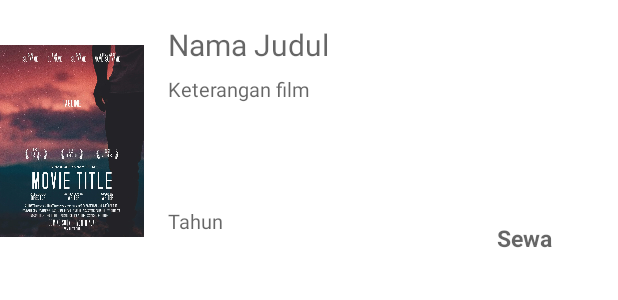
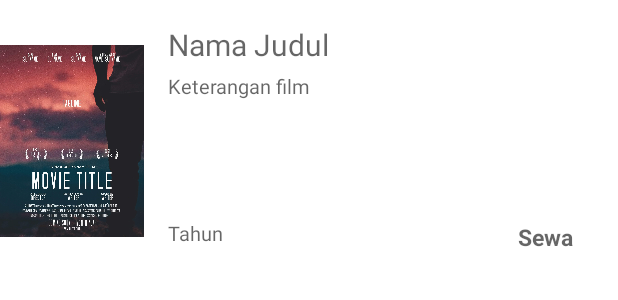
Before and after one commit to faqirkuota/uas-pemograman-bergerak, an Android app: the layout movie_item.xml on its own in the app's theme, with its tools: preview values and no code run, on a phone screen of 412 x 824 dp. Shown: the top 300 px of the screen. Run offline under Robolectric (Android 15) with nearby library versions, the phone set to English and light mode, and no system bars.

Commit message:
update margin
move item

```diff
--- a/MenuListMovie/app/src/main/res/layout/movie_item.xml
+++ b/MenuListMovie/app/src/main/res/layout/movie_item.xml
@@ -7,8 +7,8 @@
 
     <TextView
         android:id="@+id/tvnama"
-        android:layout_width="245dp"
-        android:layout_height="30dp"
+        android:layout_width="297dp"
+        android:layout_height="28dp"
         android:layout_marginStart="16dp"
         android:layout_marginTop="16dp"
         android:text="Nama Judul"
@@ -19,8 +19,8 @@
 
     <TextView
         android:id="@+id/tvnamaKet"
-        android:layout_width="245dp"
-        android:layout_height="76dp"
+        android:layout_width="299dp"
+        android:layout_height="88dp"
         android:layout_marginStart="16dp"
         android:layout_marginTop="4dp"
         android:text="Keterangan film"
@@ -31,10 +31,10 @@
 
     <TextView
         android:id="@+id/tvnamayear"
-        android:layout_width="112dp"
+        android:layout_width="60dp"
         android:layout_height="29dp"
         android:layout_marginStart="16dp"
-        android:layout_marginTop="12dp"
+        android:layout_marginTop="10dp"
         android:text="Tahun"
         android:textAppearance="@style/TextAppearance.AppCompat.Medium"
         android:textSize="13sp"
@@ -52,10 +52,10 @@
         android:textStyle="bold"
         app:layout_constraintBottom_toTopOf="@+id/guideline2"
         app:layout_constraintEnd_toEndOf="parent"
-        app:layout_constraintHorizontal_bias="0.651"
+        app:layout_constraintHorizontal_bias="0.83"
         app:layout_constraintStart_toEndOf="@+id/tvnamayear"
         app:layout_constraintTop_toTopOf="@+id/tvnamaKet"
-        app:layout_constraintVertical_bias="0.867" />
+        app:layout_constraintVertical_bias="0.869" />
 
     <androidx.constraintlayout.widget.Guideline
         android:id="@+id/guideline2"
```
